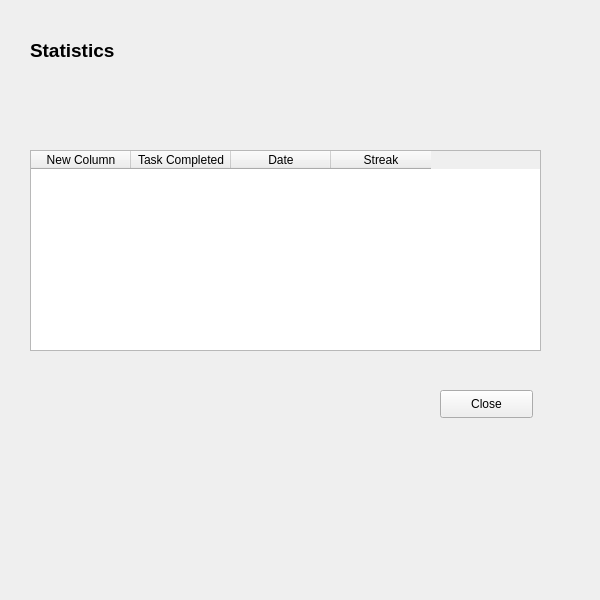
First picture: the form in program/view/uiFiles/statistics.ui, repository Ayslim/TaskTally, before the edit.
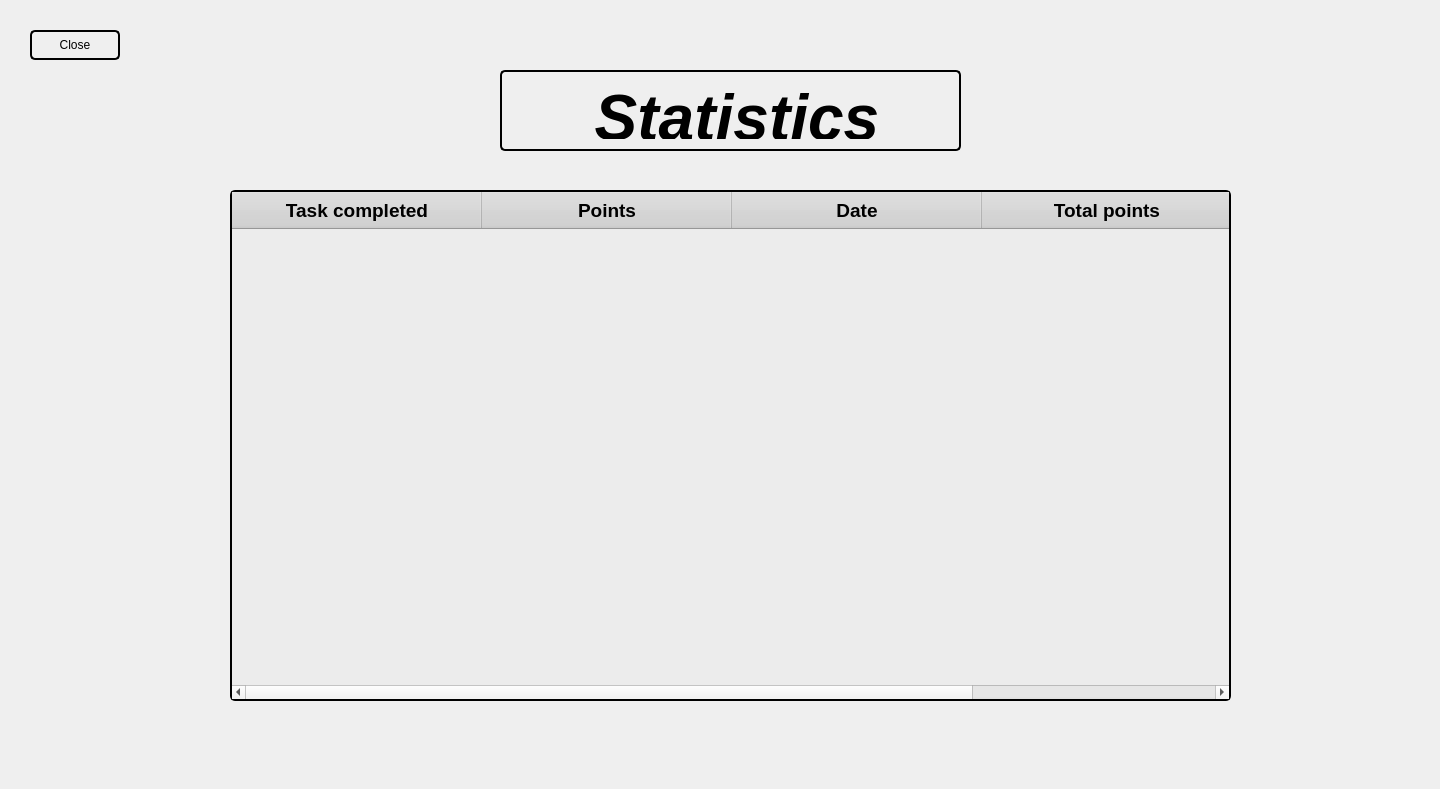
Second picture: the form after the edit.

Commit message: Made the UI cleaner and added functionalities to the buttons. Added the self care tips.

The edit to the form file:
```diff
--- a/program/view/uiFiles/statistics.ui
+++ b/program/view/uiFiles/statistics.ui
@@ -6,8 +6,8 @@
    <rect>
     <x>0</x>
     <y>0</y>
-    <width>600</width>
-    <height>600</height>
+    <width>1440</width>
+    <height>789</height>
    </rect>
   </property>
   <property name="windowTitle">
@@ -16,20 +16,53 @@
   <widget class="QTableWidget" name="tbl_stats">
    <property name="geometry">
     <rect>
-     <x>30</x>
-     <y>150</y>
-     <width>511</width>
-     <height>201</height>
+     <x>230</x>
+     <y>190</y>
+     <width>1001</width>
+     <height>511</height>
     </rect>
    </property>
+   <property name="styleSheet">
+    <string notr="true">QTableWidget {
+                border: 2px solid black;
+                background-color: #ECECEC;
+                border-radius: 5px;
+            }
+            
+            QHeaderView::section {
+                background-color: #d3d3d3;
+                font-size: 14pt; 
+                font-weight: bold;
+                color: black;
+                padding: 5px;
+            }</string>
+   </property>
+   <attribute name="horizontalHeaderCascadingSectionResizes">
+    <bool>false</bool>
+   </attribute>
+   <attribute name="horizontalHeaderDefaultSectionSize">
+    <number>250</number>
+   </attribute>
+   <attribute name="horizontalHeaderMinimumSectionSize">
+    <number>19</number>
+   </attribute>
+   <attribute name="verticalHeaderDefaultSectionSize">
+    <number>30</number>
+   </attribute>
+   <attribute name="verticalHeaderMinimumSectionSize">
+    <number>70</number>
+   </attribute>
+   <attribute name="verticalHeaderShowSortIndicator" stdset="0">
+    <bool>false</bool>
+   </attribute>
    <column>
     <property name="text">
-     <string>New Column</string>
+     <string>Task completed</string>
     </property>
    </column>
    <column>
     <property name="text">
-     <string>Task Completed</string>
+     <string>Points</string>
     </property>
    </column>
    <column>
@@ -39,19 +72,31 @@
    </column>
    <column>
     <property name="text">
-     <string>Streak</string>
+     <string>Total points</string>
     </property>
    </column>
   </widget>
   <widget class="QPushButton" name="previousPageBtn_2">
    <property name="geometry">
     <rect>
-     <x>440</x>
-     <y>390</y>
-     <width>93</width>
-     <height>28</height>
+     <x>30</x>
+     <y>30</y>
+     <width>90</width>
+     <height>30</height>
     </rect>
    </property>
+   <property name="styleSheet">
+    <string notr="true">QPushButton {
+       	     color: black;
+              border: 2px solid black;
+              border-radius: 5px;
+            }
+           QPushButton:hover {
+                background-color: #d3d3d3;
+            }
+            
+          </string>
+   </property>
    <property name="text">
     <string>Close</string>
    </property>
@@ -59,21 +104,33 @@
   <widget class="QLabel" name="label_2">
    <property name="geometry">
     <rect>
-     <x>30</x>
-     <y>30</y>
-     <width>421</width>
-     <height>41</height>
+     <x>500</x>
+     <y>70</y>
+     <width>461</width>
+     <height>81</height>
     </rect>
    </property>
    <property name="font">
     <font>
-     <pointsize>14</pointsize>
+     <pointsize>-1</pointsize>
      <weight>75</weight>
+     <italic>true</italic>
      <bold>true</bold>
     </font>
    </property>
+   <property name="styleSheet">
+    <string notr="true">QLabel {
+                color: black;
+            	   font-size: 48px;
+                font-style: italic;
+                font-weight: bold;
+                padding: 10px;
+                border-radius: 5px;
+                border: 2px solid black;
+            }</string>
+   </property>
    <property name="text">
-    <string>Statistics</string>
+    <string>&lt;html&gt;&lt;head/&gt;&lt;body&gt;&lt;p align=&quot;center&quot;&gt;&lt;span style=&quot; font-size:48pt; font-style:italic;&quot;&gt;Statistics&lt;/span&gt;&lt;/p&gt;&lt;/body&gt;&lt;/html&gt;</string>
    </property>
   </widget>
  </widget>
```
Left out of the diff: 2 changed lines with no effect on the pictures. The commit also changes 17 other files.
